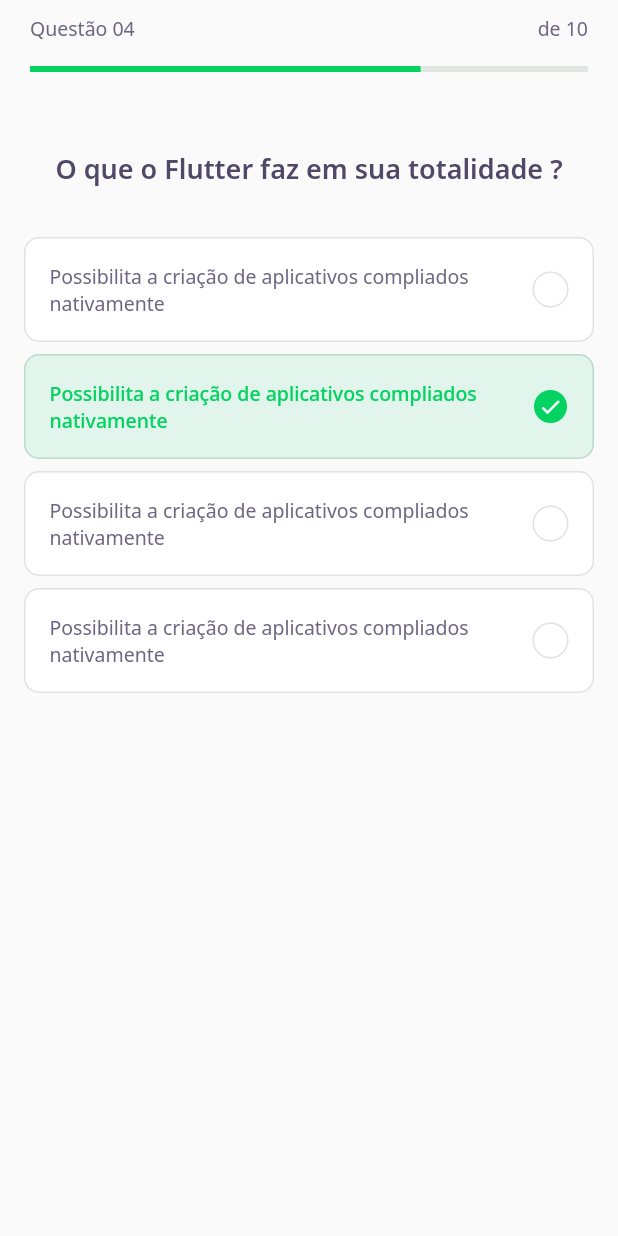
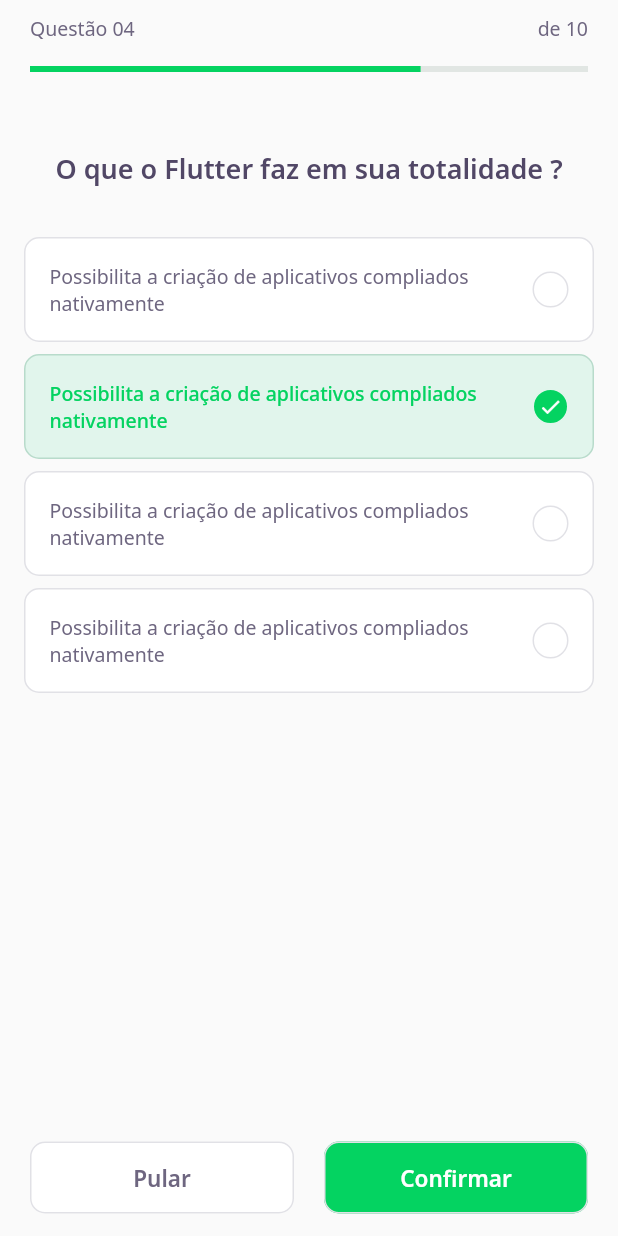
Before and after one commit to VitorLamego/QuizDev, a Flutter app: the ChallengePage screen opened directly, on a phone screen of 412 x 824 dp. Run offline on Flutter 3.47's test engine with Material 2 defaults, Android fonts, the phone set to English and light mode, and no system bars; our stand-ins replace google_fonts; accounts and stored records are empty; network calls fail.

Commit message:
Create the buttons for ChallengePage

```diff
--- a/lib/challenge/challenge_page.dart
+++ b/lib/challenge/challenge_page.dart
@@ -1,5 +1,7 @@
+import 'package:DevQuiz/challenge/widgets/next_button/next_button_widget.dart';
 import 'package:DevQuiz/challenge/widgets/question_indicator/question_indicator_widget.dart';
 import 'package:DevQuiz/challenge/widgets/quiz/quiz_widget.dart';
+import 'package:DevQuiz/core/core.dart';
 import 'package:flutter/material.dart';
 
 class ChallengePage extends StatefulWidget {
@@ -17,6 +19,22 @@ class _ChallengePageState extends State<ChallengePage> {
         child: SafeArea(top: true, child: QuestionIndicatorWidget()),
       ),
       body: QuizWidget(title: "O que o Flutter faz em sua totalidade ?"),
+      bottomNavigationBar: SafeArea(
+        bottom: true,
+        child: Padding(
+          padding: EdgeInsets.symmetric(horizontal: 10),
+          child: Row(
+            mainAxisAlignment: MainAxisAlignment.spaceEvenly,
+            children: [
+              Expanded(
+                  child: NextButtonWidget.grey(label: 'Pular', onTap: () {})),
+              Expanded(
+                  child:
+                      NextButtonWidget.green(label: 'Confirmar', onTap: () {}))
+            ],
+          ),
+        ),
+      ),
     );
   }
 }
--- /dev/null
+++ b/lib/challenge/widgets/next_button/next_button_widget.dart
@@ -0,0 +1,62 @@
+import 'package:DevQuiz/core/core.dart';
+import 'package:flutter/material.dart';
+import 'package:google_fonts/google_fonts.dart';
+
+class NextButtonWidget extends StatelessWidget {
+  final String label;
+  final Color backgroundColor;
+  final Color fontColor;
+  final Color borderColor;
+  final Color overlayColor;
+  final VoidCallback onTap;
+
+  NextButtonWidget(
+      {required this.label,
+      required this.backgroundColor,
+      required this.borderColor,
+      required this.onTap,
+      required this.overlayColor,
+      required this.fontColor});
+
+  NextButtonWidget.green({required String label, required VoidCallback onTap})
+      : this.backgroundColor = AppColors.darkGreen,
+        this.fontColor = AppColors.white,
+        this.onTap = onTap,
+        this.overlayColor = AppColors.lightGreen.withOpacity(0.3),
+        this.borderColor = AppColors.green,
+        this.label = label;
+
+  NextButtonWidget.grey({required String label, required VoidCallback onTap})
+      : this.backgroundColor = AppColors.white,
+        this.fontColor = AppColors.grey,
+        this.onTap = onTap,
+        this.overlayColor = AppColors.lightGrey.withOpacity(0.2),
+        this.borderColor = AppColors.border,
+        this.label = label;
+
+  @override
+  Widget build(BuildContext context) {
+    return Padding(
+      padding: EdgeInsets.symmetric(horizontal: 10, vertical: 15),
+      child: Container(
+        height: 48,
+        child: TextButton(
+            style: ButtonStyle(
+              backgroundColor: MaterialStateProperty.all(this.backgroundColor),
+              overlayColor: MaterialStateProperty.all(this.overlayColor),
+              shape: MaterialStateProperty.all(
+                RoundedRectangleBorder(
+                    borderRadius: BorderRadius.circular(10),
+                    side: BorderSide(color: AppColors.border)),
+              ),
+            ),
+            child: Text(label,
+                style: GoogleFonts.notoSans(
+                    fontWeight: FontWeight.w600,
+                    fontSize: 15,
+                    color: this.fontColor)),
+            onPressed: this.onTap),
+      ),
+    );
+  }
+}
```
